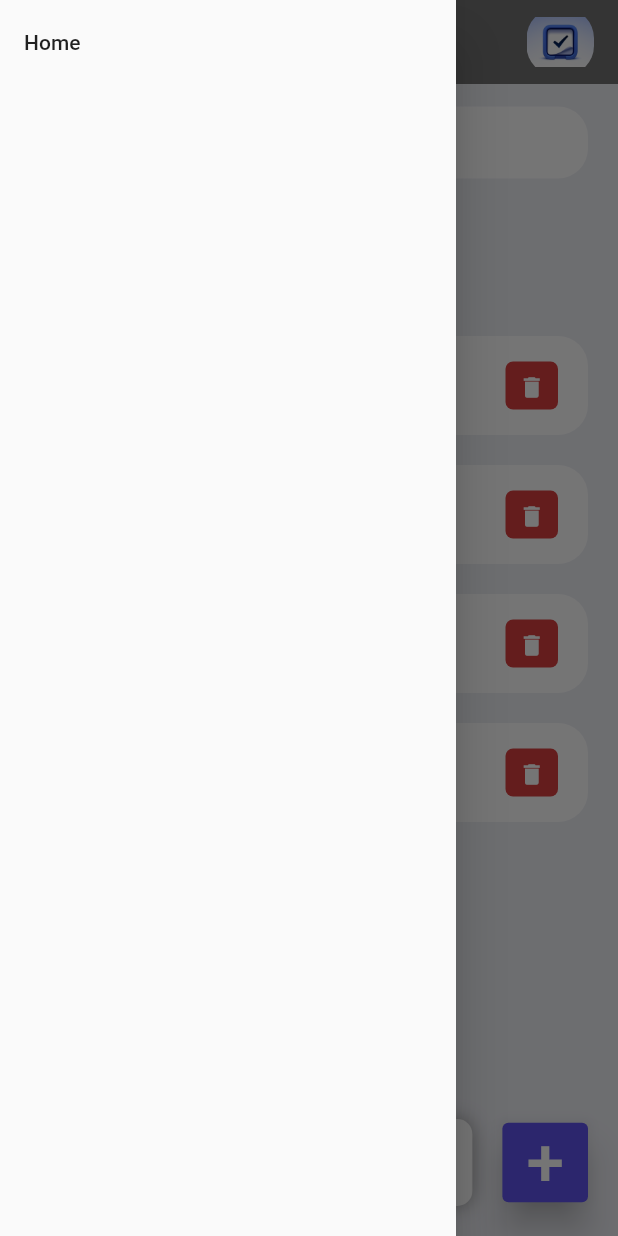
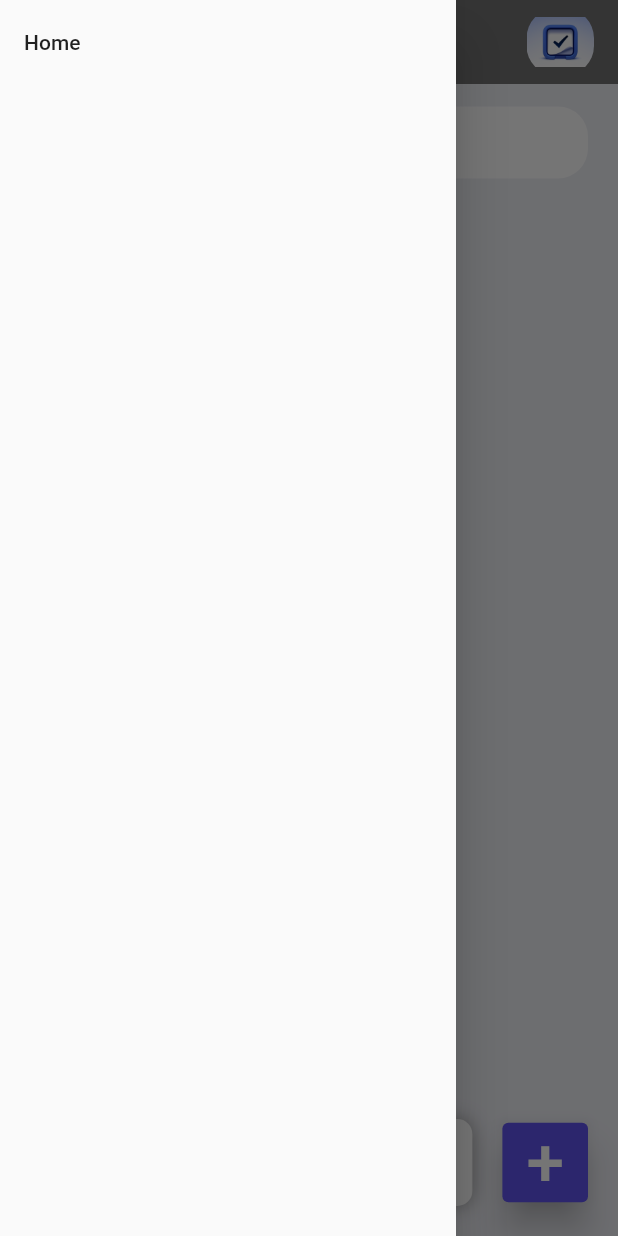
Before and after one commit to mearnav/Todo-Application, a Flutter app: the screen it shows after launch, with the side drawer open, on a phone screen of 412 x 824 dp. Run offline on Flutter 3.47's test engine with Material 2 defaults, Android fonts, the phone set to English and light mode, and no system bars.

Commit message:
update repository

```diff
--- a/lib/drawer.dart
+++ b/lib/drawer.dart
@@ -1,7 +1,14 @@
 import 'package:flutter/material.dart';
 
-class MyDrawer extends StatelessWidget {
+class MyDrawer extends StatefulWidget {
   const MyDrawer({Key? key}) : super(key: key);
+
+  @override
+  State<MyDrawer> createState() => _MyDrawerState();
+}
+
+class _MyDrawerState extends State<MyDrawer> {
+  bool switchValue = false;
 
   @override
   Widget build(BuildContext context) {
@@ -11,7 +18,7 @@ class MyDrawer extends StatelessWidget {
             ListTile(
               title: Text('Home'),
               onTap: () => Navigator.pushReplacementNamed(context, 'home'),
-            )
+            ),
           ],
         ),
     );
--- a/lib/todo.dart
+++ b/lib/todo.dart
@@ -10,10 +10,6 @@ class Todo{
 });
   static List<Todo> todoList(){
     return [
-      Todo(id: '01', todoText: 'Check Mail', isDone: true),
-      Todo(id: '02', todoText: 'Attend Class', isDone: true),
-      Todo(id: '03', todoText: 'Have Lunch', ),
-      Todo(id: '04', todoText: 'Withdraw Money from Bank', ),
     ];
   }
 }
```
Also changed, not shown: 1 other file.
